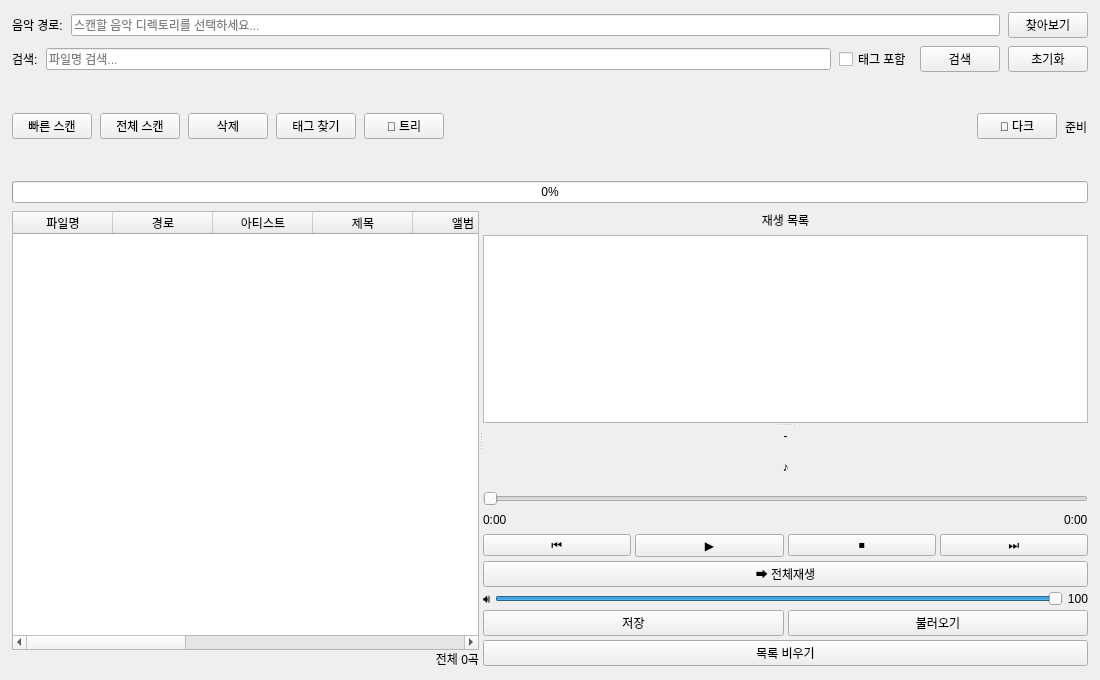
musiren/mp3-archive, file src/main_window.ui: the form before one commit.
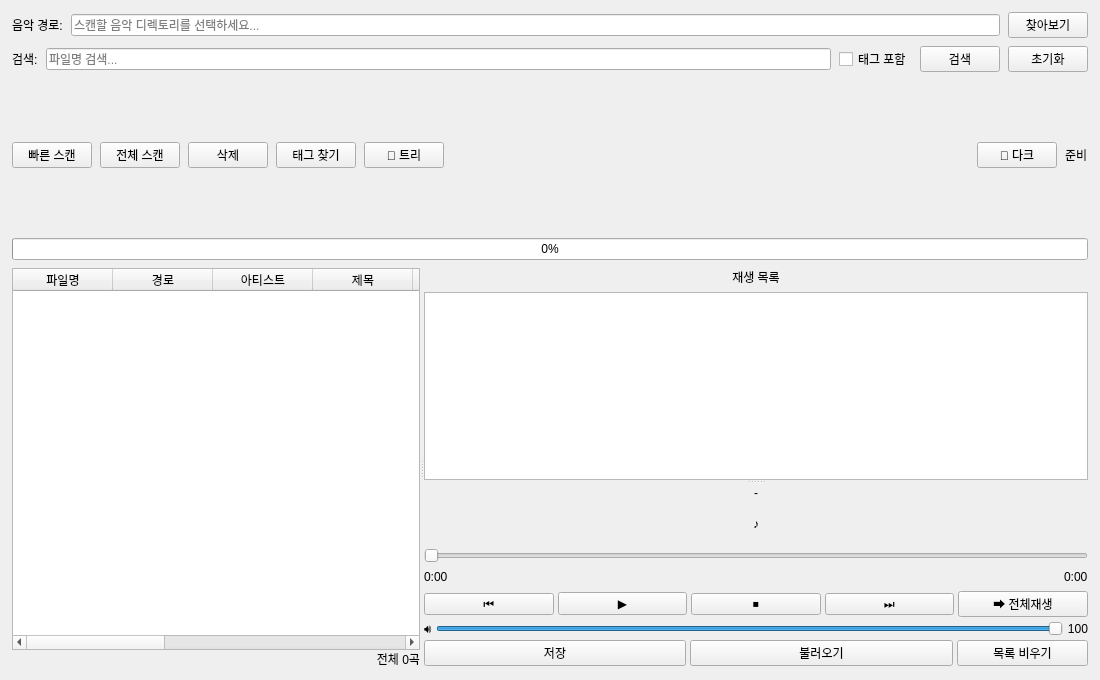
The form after the commit.

Commit message:
main_window: move play-mode btn inline; merge clear into save/load row
1. btn_play_mode moved into playerButtonLayout so it sits on the same
   row as ⏮ ▶ ⏹ ⏭ instead of occupying a separate line.

2. btn_playlist_clear merged into playlistFileLayout alongside save and
   load; horizontal stretch ratios set to 4 : 4 : 2 (save : load : clear)
   so the clear button is proportionally narrower.

https://claude.ai/code/session_01YFDPmPzoyxfymLkiNHqsrJ

Diff of the .ui file:
```diff
--- a/src/main_window.ui
+++ b/src/main_window.ui
@@ -529,8 +529,6 @@
                 <property name="toolTip"><string>다음 곡</string></property>
                </widget>
               </item>
-             </layout>
-            </item>
             <item>
              <widget class="QPushButton" name="btn_play_mode">
               <property name="text"><string>➡ 전체재생</string></property>
@@ -539,6 +537,8 @@
               </property>
              </widget>
             </item>
+             </layout>
+            </item>
             <item>
              <layout class="QHBoxLayout" name="volumeLayout">
               <item>
@@ -571,6 +571,12 @@
              <layout class="QHBoxLayout" name="playlistFileLayout">
               <item>
                <widget class="QPushButton" name="btn_playlist_save">
+                <property name="sizePolicy">
+                 <sizepolicy hsizetype="Expanding" vsizetype="Fixed">
+                  <horstretch>4</horstretch>
+                  <verstretch>0</verstretch>
+                 </sizepolicy>
+                </property>
                 <property name="text"><string>저장</string></property>
                 <property name="toolTip">
                  <string>현재 재생 목록을 .list 파일로 저장합니다</string>
@@ -579,19 +585,31 @@
               </item>
               <item>
                <widget class="QPushButton" name="btn_playlist_load">
+                <property name="sizePolicy">
+                 <sizepolicy hsizetype="Expanding" vsizetype="Fixed">
+                  <horstretch>4</horstretch>
+                  <verstretch>0</verstretch>
+                 </sizepolicy>
+                </property>
                 <property name="text"><string>불러오기</string></property>
                 <property name="toolTip">
                  <string>.list 파일에서 재생 목록을 불러옵니다</string>
                 </property>
                </widget>
               </item>
-             </layout>
-            </item>
             <item>
              <widget class="QPushButton" name="btn_playlist_clear">
+                <property name="sizePolicy">
+                 <sizepolicy hsizetype="Expanding" vsizetype="Fixed">
+                  <horstretch>2</horstretch>
+                  <verstretch>0</verstretch>
+                 </sizepolicy>
+                </property>
               <property name="text"><string>목록 비우기</string></property>
               <property name="toolTip"><string>재생 목록을 모두 지웁니다</string></property>
              </widget>
+              </item>
+             </layout>
             </item>
            </layout>
           </widget>
```
Lines whose indentation alone changed are shown as unchanged. The commit also changes 1 other file.
